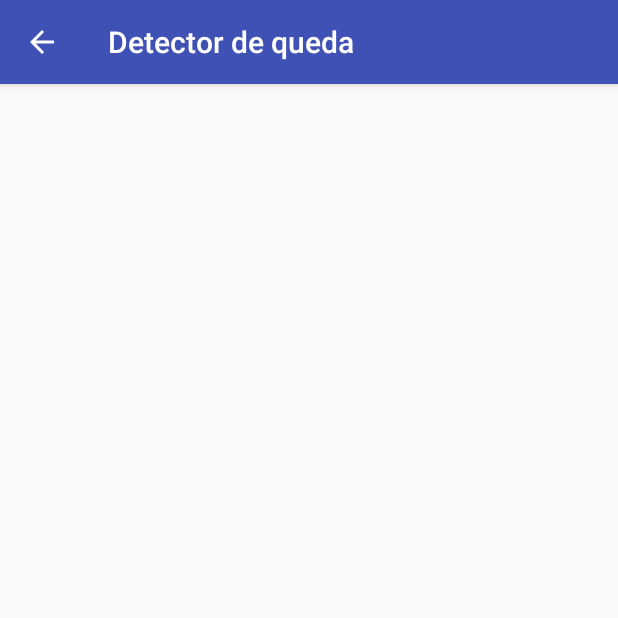
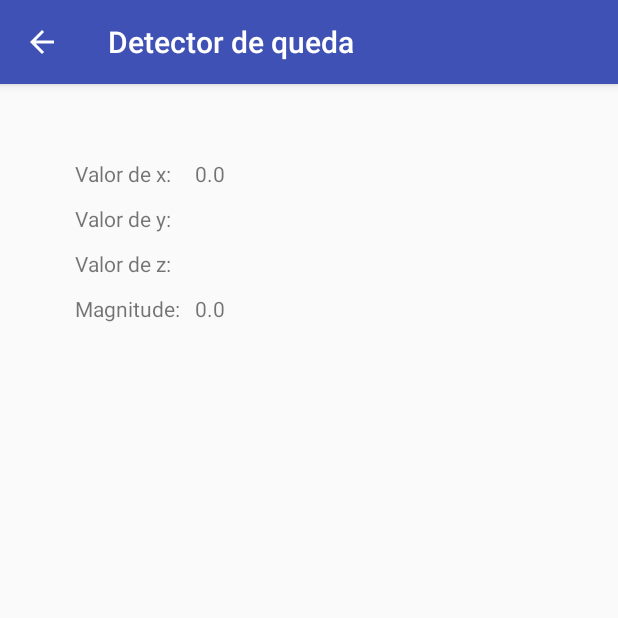
Before and after one commit to ifsp-scopus/detectorDeQueda, an Android app: the DetectorActivity screen opened directly, with no data from a screen before it, on a phone screen of 412 x 824 dp, the top half of it. Run offline under Robolectric (Android 15) with nearby library versions, the light colour scheme and no system bars.

Commit message:
Atualização da função de cálculo de magnitude; Alteração da DetectorActivity #3

```diff
--- a/app/src/main/java/com/ifsp/detectorqueda/activities/DetectorActivity.java
+++ b/app/src/main/java/com/ifsp/detectorqueda/activities/DetectorActivity.java
@@ -2,12 +2,17 @@ package com.ifsp.detectorqueda.activities;
 
 import android.support.v7.app.AppCompatActivity;
 import android.os.Bundle;
+import android.widget.TextView;
 
 import com.ifsp.detectorqueda.R;
 import com.ifsp.detectorqueda.business.DetectorQueda;
 
 public class DetectorActivity extends AppCompatActivity {
     private DetectorQueda detector;
+    private TextView tvXAxis;
+    private TextView tvYAxis;
+    private TextView tvZAxis;
+    private TextView tvMagnitude;
 
     @Override
     protected void onCreate(Bundle savedInstanceState) {
@@ -15,5 +20,20 @@ public class DetectorActivity extends AppCompatActivity {
         setContentView(R.layout.activity_detector);
 
         this.detector = new DetectorQueda(this);
+        this.tvXAxis = (TextView)this.findViewById(R.id.tvXAxisValor);
+        this.tvYAxis = (TextView)this.findViewById(R.id.tvXAxisValor);
+        this.tvZAxis = (TextView)this.findViewById(R.id.tvXAxisValor);
+        this.tvMagnitude = (TextView)this.findViewById(R.id.tvMagnitudeValor);
     }
+
+    @Override
+    protected void onStart() {
+        super.onStart();
+
+        this.tvXAxis.setText(this.detector.acelerometro.getxAxis().toString());
+        this.tvYAxis.setText(this.detector.acelerometro.getyAxis().toString());
+        this.tvZAxis.setText(this.detector.acelerometro.getzAxis().toString());
+        this.tvMagnitude.setText(this.detector.acelerometro.getxAxis().toString());
+    }
+
 }
--- a/app/src/main/java/com/ifsp/detectorqueda/business/DetectorQueda.java
+++ b/app/src/main/java/com/ifsp/detectorqueda/business/DetectorQueda.java
@@ -14,7 +14,7 @@ import com.ifsp.detectorqueda.helpers.LogHelper;
 public class DetectorQueda implements SensorEventListener{
     private Context contexto;
     private SensorManager sensorManager;
-    private Acelerometro acelerometro;
+    public Acelerometro acelerometro;
 
     /**
      *  Inicializa os objetos necessários para deteção da queda, solicita o service do sensor do
@@ -43,7 +43,8 @@ public class DetectorQueda implements SensorEventListener{
      * @author  Denis Magno.
      */
     private boolean detectarQueda(){
-        if(this.acelerometro.getyAxis() < 8 && this.acelerometro.getzAxis() > 3){
+        Log.e("MAGNITUDE", this.magnitude().toString());
+        if(this.magnitude() > 13){
             return true;
         }else{
             return false;
@@ -60,6 +61,7 @@ public class DetectorQueda implements SensorEventListener{
         Double magnitude = Math.sqrt(   (this.acelerometro.getxAxis() * this.acelerometro.getxAxis()) +
                 (this.acelerometro.getyAxis() * this.acelerometro.getyAxis()) +
                 (this.acelerometro.getzAxis() * this.acelerometro.getzAxis()));
+
         return magnitude;
     }
 
--- a/app/src/main/res/layout/activity_detector.xml
+++ b/app/src/main/res/layout/activity_detector.xml
@@ -6,4 +6,83 @@
     android:layout_height="match_parent"
     tools:context=".activities.DetectorActivity">
 
+    <TextView
+        android:id="@+id/tvXAxis"
+        android:layout_width="wrap_content"
+        android:layout_height="wrap_content"
+        android:layout_marginTop="50dp"
+        android:layout_marginLeft="50dp"
+        android:text="Valor de x:"
+        app:layout_constraintTop_toTopOf="parent"
+        app:layout_constraintLeft_toLeftOf="parent" />
+
+    <TextView
+        android:id="@+id/tvYAxis"
+        android:layout_width="wrap_content"
+        android:layout_height="wrap_content"
+        android:layout_marginTop="80dp"
+        android:layout_marginLeft="50dp"
+        android:text="Valor de y:"
+        app:layout_constraintTop_toTopOf="parent"
+        app:layout_constraintLeft_toLeftOf="parent" />
+
+    <TextView
+        android:id="@+id/tvZAxis"
+        android:layout_width="wrap_content"
+        android:layout_height="wrap_content"
+        android:layout_marginTop="110dp"
+        android:layout_marginLeft="50dp"
+        android:text="Valor de z:"
+        app:layout_constraintTop_toTopOf="parent"
+        app:layout_constraintLeft_toLeftOf="parent" />
+
+    <TextView
+        android:id="@+id/tvMagnitude"
+        android:layout_width="wrap_content"
+        android:layout_height="wrap_content"
+        android:layout_marginTop="140dp"
+        android:layout_marginLeft="50dp"
+        android:text="Magnitude:"
+        app:layout_constraintTop_toTopOf="parent"
+        app:layout_constraintLeft_toLeftOf="parent" />
+
+    <TextView
+        android:id="@+id/tvXAxisValor"
+        android:layout_width="wrap_content"
+        android:layout_height="wrap_content"
+        android:layout_marginTop="50dp"
+        android:layout_marginLeft="130dp"
+        android:text="  "
+        app:layout_constraintTop_toTopOf="parent"
+        app:layout_constraintLeft_toLeftOf="parent"/>
+
+    <TextView
+        android:id="@+id/tvYAxisValor"
+        android:layout_width="wrap_content"
+        android:layout_height="wrap_content"
+        android:layout_marginTop="80dp"
+        android:layout_marginLeft="130dp"
+        android:text="  "
+        app:layout_constraintTop_toTopOf="parent"
+        app:layout_constraintLeft_toLeftOf="parent" />
+
+    <TextView
+        android:id="@+id/tvZAxisValor"
+        android:layout_width="wrap_content"
+        android:layout_height="wrap_content"
+        android:layout_marginTop="110dp"
+        android:layout_marginLeft="130dp"
+        android:text="  "
+        app:layout_constraintTop_toTopOf="parent"
+        app:layout_constraintLeft_toLeftOf="parent" />
+
+    <TextView
+        android:id="@+id/tvMagnitudeValor"
+        android:layout_width="wrap_content"
+        android:layout_height="wrap_content"
+        android:layout_marginTop="140dp"
+        android:layout_marginLeft="130dp"
+        android:text="  "
+        app:layout_constraintTop_toTopOf="parent"
+        app:layout_constraintLeft_toLeftOf="parent" />
 </android.support.constraint.ConstraintLayout>
```
